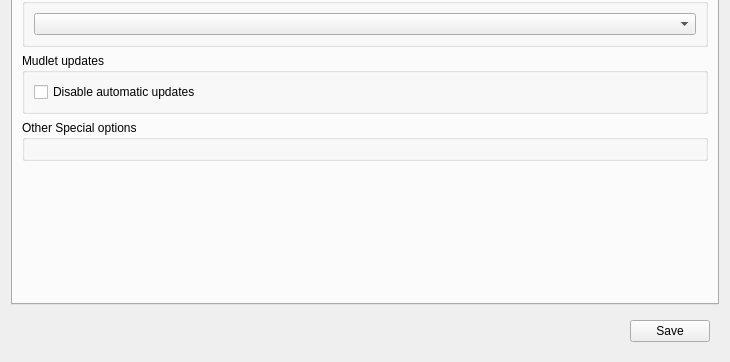
Above: src/ui/profile_preferences.ui from Mudlet/Mudlet before the change; both pictures show x 0 to 730 and y 323 to 685 of the 730 by 685 pixel window. Below: the same form after it.
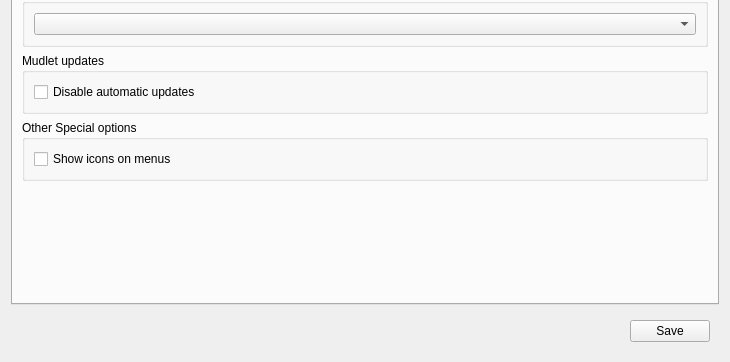
That is the form after the change. The open tabs and pages were chosen to show the change. Icons and pictures are not drawn. Custom widgets are drawn as their Qt base class.

Commit message: Enhance: add control option for icons on menus in absence of Qt respecting system setting (#1763)

What changed in the file:
```diff
--- a/src/ui/profile_preferences.ui
+++ b/src/ui/profile_preferences.ui
@@ -2406,10 +2406,23 @@
          <property name="title">
           <string>Other Special options</string>
          </property>
-         <layout class="QFormLayout" name="formLayout_Debug">
-          <property name="labelAlignment">
-           <set>Qt::AlignRight|Qt::AlignTrailing|Qt::AlignVCenter</set>
-          </property>
+         <layout class="QGridLayout" name="gridLayout_15">
+          <item row="0" column="0" colspan="2">
+           <widget class="QCheckBox" name="checkBox_showIconsOnMenus">
+            <property name="text">
+             <string>Show icons on menus</string>
+            </property>
+            <property name="checkable">
+             <bool>true</bool>
+            </property>
+            <property name="checked">
+             <bool>false</bool>
+            </property>
+            <property name="tristate">
+             <bool>true</bool>
+            </property>
+           </widget>
+          </item>
          </layout>
         </widget>
        </item>
```
The commit also changes 11 other files.
